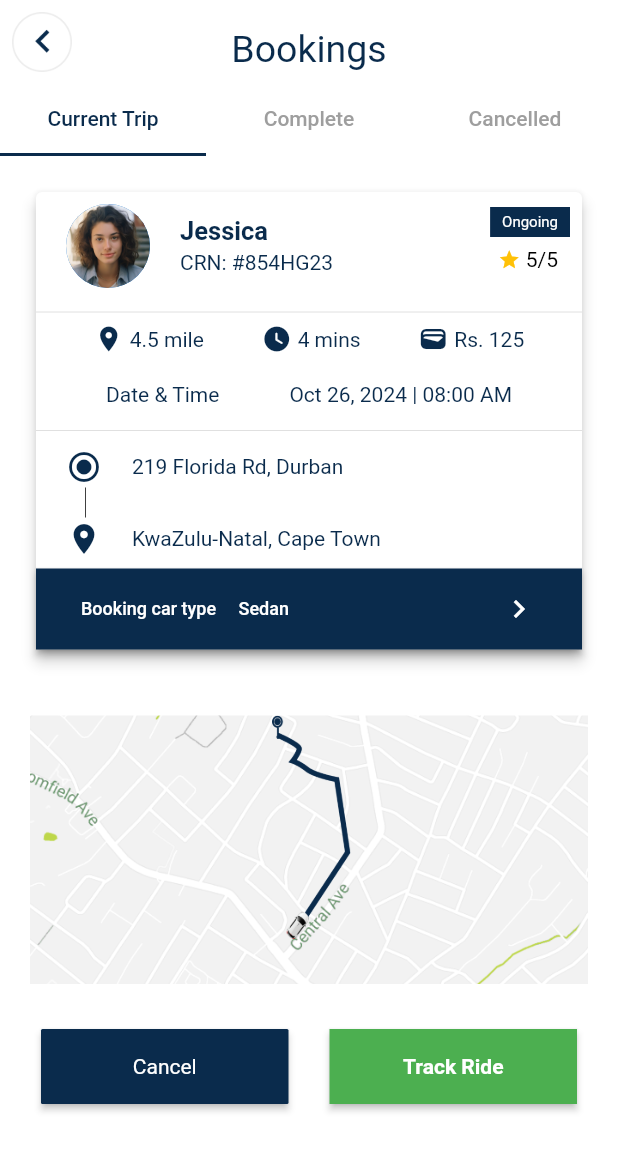
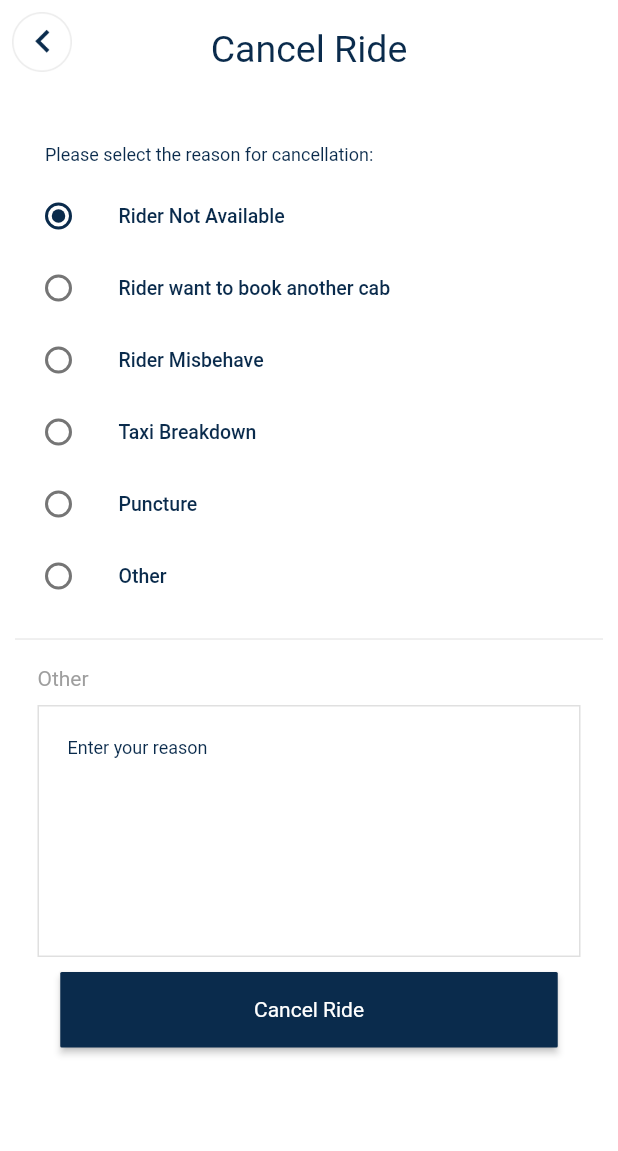
Before and after one commit to Rayarmohan/Taxi-Passinger-App, a Flutter app: the screen it shows after launch, on a phone screen of 412 x 824 dp. Shown: the top 1151 px of the screen. Run offline on Flutter 3.47's test engine with Material 3 defaults, Android fonts, the phone set to English and light mode, and no system bars; our stand-ins replace flutter_screenutil, flutter_svg, get; Roboto replaces fonts that are missing (SF Pro Display).

Commit message:
cancel ride pages

```diff
--- /dev/null
+++ b/lib/features/cancel_pages/cancel_reason.dart
@@ -0,0 +1,55 @@
+// ignore_for_file: prefer_const_constructors
+import 'package:flutter/material.dart';
+import 'package:taxi_passenger_app/utils/color/app_colors.dart';
+
+class CancelReason extends StatefulWidget {
+  const CancelReason({super.key});
+
+  @override
+  State<CancelReason> createState() => _CancelReasonState();
+}
+
+class _CancelReasonState extends State<CancelReason> {
+  int _selectedValue = 0;
+  List<String> reasons = [
+    'Rider Not Available',
+    'Rider want to book another cab',
+    'Rider Misbehave',
+    'Taxi Breakdown',
+    'Puncture',
+    'Other'
+  ];
+
+  @override
+  Widget build(BuildContext context) {
+    return ListView.builder(
+      shrinkWrap: true,
+      itemCount: reasons.length,
+      physics: NeverScrollableScrollPhysics(),
+      itemBuilder: (BuildContext context, int index) {
+        return Container(
+          alignment: Alignment.centerLeft,
+          child: ListTile(
+            contentPadding: EdgeInsets.zero,
+            dense: true,
+            title: Text(reasons[index],
+                style: Theme.of(context).textTheme.bodyLarge!.copyWith(
+                    color: AppColors.primeryColor,
+                    fontSize: 13,
+                    fontWeight: FontWeight.w500)),
+            leading: Radio(
+              activeColor: AppColors.primeryColor,
+              value: index,
+              groupValue: _selectedValue,
+              onChanged: (int? value) {
+                setState(() {
+                  _selectedValue = value!;
+                });
+              },
+            ),
+          ),
+        );
+      },
+    );
+  }
+}
--- /dev/null
+++ b/lib/features/cancel_pages/cancel_ride.dart
@@ -0,0 +1,124 @@
+import 'package:flutter/material.dart';
+import 'package:flutter_screenutil/flutter_screenutil.dart';
+import 'package:taxi_passenger_app/features/cancel_pages/cancel_reason.dart';
+import 'package:taxi_passenger_app/features/cancel_pages/cancel_sucess.dart';
+import 'package:taxi_passenger_app/utils/color/app_colors.dart';
+import 'package:taxi_passenger_app/widgets/custom_app_bar.dart';
+import 'package:taxi_passenger_app/widgets/custom_button.dart';
+import 'package:taxi_passenger_app/widgets/custom_images.dart';
+
+class CancelRideScreen extends StatelessWidget {
+  const CancelRideScreen({super.key});
+
+  @override
+  Widget build(BuildContext context) {
+    return Scaffold(
+        appBar: CustomAppBar(
+          title: Text('Cancel Ride',
+              style: Theme.of(context)
+                  .textTheme
+                  .headlineMedium!
+                  .copyWith(height: 1.7, color: AppColors.primeryColor)),
+          leading: const Padding(
+            padding: EdgeInsets.all(8),
+            child: CustomPngImage(
+              imageName: "assets/images/arrow_back.png",
+              height: 30,
+              width: 30,
+            ),
+          ),
+        ),
+        body: SingleChildScrollView( // Wrap with SingleChildScrollView
+          child: Padding(
+            padding: const EdgeInsets.symmetric(horizontal: 10, vertical: 30),
+            child: Column(
+              children: [
+                Padding(
+                  padding: const EdgeInsets.fromLTRB(5, 0, 10, 10),
+                  child: Column(
+                    children: [
+                      Padding(
+                        padding: const EdgeInsets.symmetric(
+                            horizontal: 15.0, vertical: 10),
+                        child: Row(
+                          mainAxisAlignment: MainAxisAlignment.start,
+                          children: [
+                            Text(
+                              'Please select the reason for cancellation:',
+                              style: Theme.of(context)
+                                  .textTheme
+                                  .bodyMedium!
+                                  .copyWith(
+                                    fontWeight: FontWeight.w400,
+                                      color: AppColors.primeryColor, fontSize: 12),
+                            ),
+                          ],
+                        ),
+                      ),
+                      CancelReason(), // Assume this is a widget and not an Expanded
+                    ],
+                  ),
+                ),
+                Divider(
+                  color: Colors.grey.shade300,
+                ),
+                Padding(
+                  padding:
+                      const EdgeInsets.symmetric(vertical: 10, horizontal: 15),
+                  child: Column(
+                    crossAxisAlignment: CrossAxisAlignment.start,
+                    children: [
+                      Text('Other',
+                          style: Theme.of(context)
+                              .textTheme
+                              .bodyMedium!
+                              .copyWith(color: AppColors.grey)),
+                      const SizedBox(
+                          height:
+                              10), // Add some space between the label and the text field
+                      TextField(
+                        maxLines: 8,
+                        decoration: InputDecoration(
+                            border: OutlineInputBorder(
+                              borderSide: BorderSide(
+                                  color: Colors
+                                      .grey.shade300), // Light grey border
+                              borderRadius: BorderRadius.all(Radius.circular(20)), // Sharp edges
+                            ),
+                            enabledBorder: OutlineInputBorder(
+                              borderSide: BorderSide(
+                                  color: Colors.grey
+                                      .shade300), // Light grey border for enabled state
+                              borderRadius: BorderRadius.zero,
+                            ),
+                            contentPadding: EdgeInsets.symmetric(
+                                horizontal: 20, vertical: 20),
+                            hintText: 'Enter your reason',
+                            hintStyle: Theme.of(context)
+                                .textTheme
+                                .bodySmall!
+                                .copyWith(color: AppColors.primeryColor)),
+                      ),
+                    ],
+                  ),
+                ),
+                CustomButton(
+                  height: 44.w,
+                  width: 322.h,
+                  textColor: AppColors.white,
+                  onPressed: () {
+                    showModalBottomSheet(
+                        context: context,
+                        builder: (context) {
+                          return CancelSuccess();
+                        });
+                  },
+                  text: "Cancel Ride",
+                  color: AppColors.primeryColor,
+                )
+              ],
+            ),
+          ),
+        ));
+  }
+}
--- a/lib/main.dart
+++ b/lib/main.dart
@@ -3,6 +3,8 @@ import 'package:flutter_screenutil/flutter_screenutil.dart';
 import 'package:get/get.dart';
 import 'package:taxi_passenger_app/features/Ride/search_ride.dart';
 import 'package:taxi_passenger_app/features/booking_pages/booking_tab.dart';
+import 'package:taxi_passenger_app/features/booking_pages/pre_booking.dart';
+import 'package:taxi_passenger_app/features/cancel_pages/cancel_ride.dart';
 
 import 'package:taxi_passenger_app/utils/core/theme/app_theme.dart';
 
@@ -29,7 +31,7 @@ class MyApp extends StatelessWidget {
         debugShowCheckedModeBanner: false,
         title: 'Taxi_passenger_app',
         // initialRoute: AppRoute.onboard,
-        home: BookingComplete(),
+        home: CancelRideScreen(),
         getPages: appRoutes(),
       ),
     );
```
Also changed, not shown: lib/features/booking_pages/booking_tab.dart (+5 -2 lines), lib/features/booking_pages/pre_booking.dart (added, +212 -0 lines), lib/features/cancel_pages/cancel_sucess.dart (added, +67 -0 lines).
